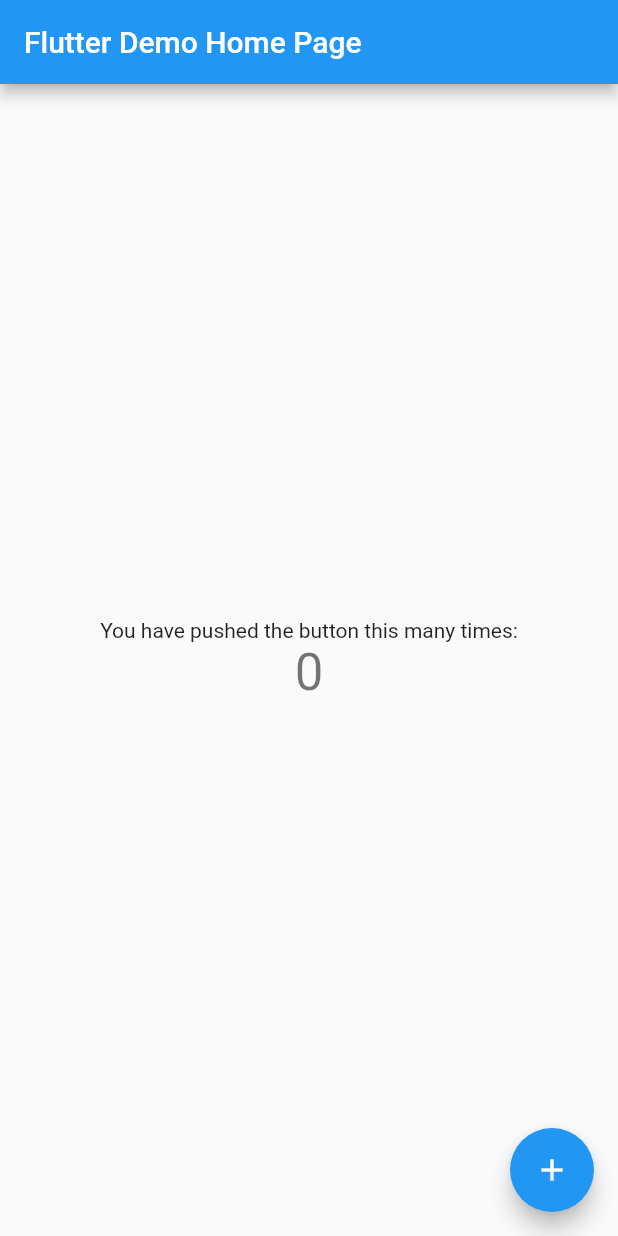
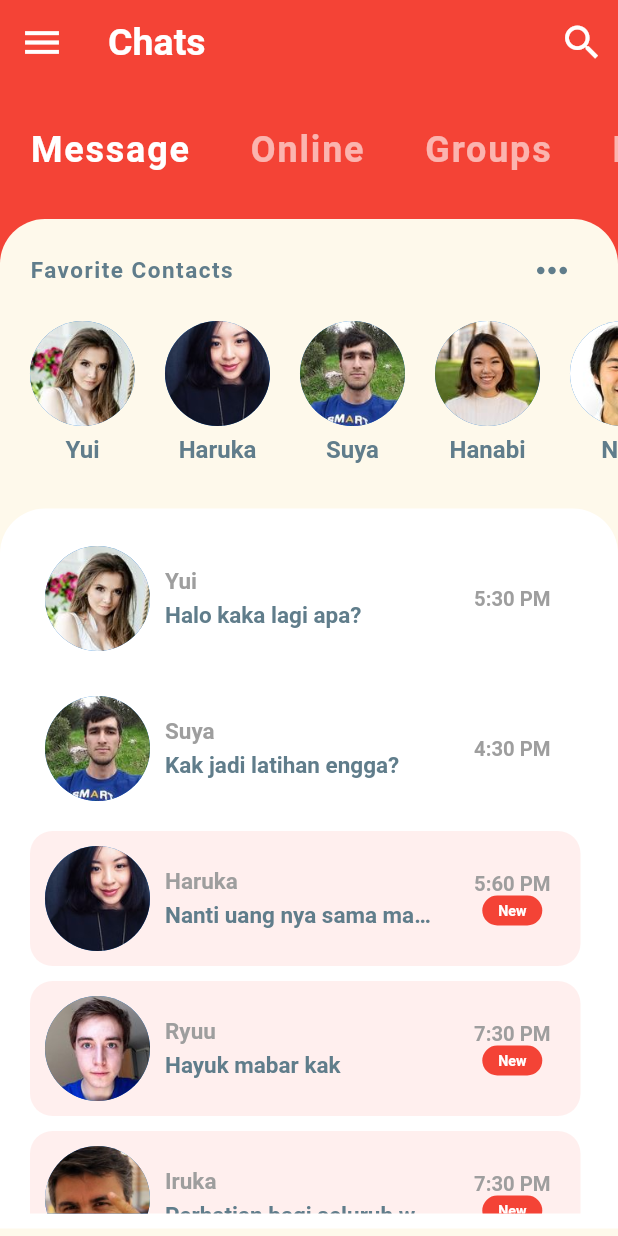
Before and after one commit to BeyKun/flutter-chat-ui, a Flutter app: the screen it shows after launch, on a phone screen of 412 x 824 dp. Run offline on Flutter 3.47's test engine with Material 2 defaults, Android fonts, the phone set to English and light mode, and no system bars.

Commit message:
add home page

```diff
--- a/lib/main.dart
+++ b/lib/main.dart
@@ -1,111 +1,19 @@
 import 'package:flutter/material.dart';
+import 'package:flutter_chat/screens/home.dart';
 
 void main() => runApp(MyApp());
 
 class MyApp extends StatelessWidget {
-  // This widget is the root of your application.
   @override
-  Widget build(BuildContext context) {
+  Widget build(BuildContext context){
     return MaterialApp(
-      title: 'Flutter Demo',
+      title: 'Flutter Chat',
+      debugShowCheckedModeBanner: false,
       theme: ThemeData(
-        // This is the theme of your application.
-        //
-        // Try running your application with "flutter run". You'll see the
-        // application has a blue toolbar. Then, without quitting the app, try
-        // changing the primarySwatch below to Colors.green and then invoke
-        // "hot reload" (press "r" in the console where you ran "flutter run",
-        // or simply save your changes to "hot reload" in a Flutter IDE).
-        // Notice that the counter didn't reset back to zero; the application
-        // is not restarted.
-        primarySwatch: Colors.blue,
+        primaryColor: Colors.red,
+        accentColor: Color(0xFFFEF9EB)
       ),
-      home: MyHomePage(title: 'Flutter Demo Home Page'),
+      home: HomeScreen()
     );
   }
 }
-
-class MyHomePage extends StatefulWidget {
-  MyHomePage({Key key, this.title}) : super(key: key);
-
-  // This widget is the home page of your application. It is stateful, meaning
-  // that it has a State object (defined below) that contains fields that affect
-  // how it looks.
-
-  // This class is the configuration for the state. It holds the values (in this
-  // case the title) provided by the parent (in this case the App widget) and
-  // used by the build method of the State. Fields in a Widget subclass are
-  // always marked "final".
-
-  final String title;
-
-  @override
-  _MyHomePageState createState() => _MyHomePageState();
-}
-
-class _MyHomePageState extends State<MyHomePage> {
-  int _counter = 0;
-
-  void _incrementCounter() {
-    setState(() {
-      // This call to setState tells the Flutter framework that something has
-      // changed in this State, which causes it to rerun the build method below
-      // so that the display can reflect the updated values. If we changed
-      // _counter without calling setState(), then the build method would not be
-      // called again, and so nothing would appear to happen.
-      _counter++;
-    });
-  }
-
-  @override
-  Widget build(BuildContext context) {
-    // This method is rerun every time setState is called, for instance as done
-    // by the _incrementCounter method above.
-    //
-    // The Flutter framework has been optimized to make rerunning build methods
-    // fast, so that you can just rebuild anything that needs updating rather
-    // than having to individually change instances of widgets.
-    return Scaffold(
-      appBar: AppBar(
-        // Here we take the value from the MyHomePage object that was created by
-        // the App.build method, and use it to set our appbar title.
-        title: Text(widget.title),
-      ),
-      body: Center(
-        // Center is a layout widget. It takes a single child and positions it
-        // in the middle of the parent.
-        child: Column(
-          // Column is also a layout widget. It takes a list of children and
-          // arranges them vertically. By default, it sizes itself to fit its
-          // children horizontally, and tries to be as tall as its parent.
-          //
-          // Invoke "debug painting" (press "p" in the console, choose the
-          // "Toggle Debug Paint" action from the Flutter Inspector in Android
-          // Studio, or the "Toggle Debug Paint" command in Visual Studio Code)
-          // to see the wireframe for each widget.
-          //
-          // Column has various properties to control how it sizes itself and
-          // how it positions its children. Here we use mainAxisAlignment to
-          // center the children vertically; the main axis here is the vertical
-          // axis because Columns are vertical (the cross axis would be
-          // horizontal).
-          mainAxisAlignment: MainAxisAlignment.center,
-          children: <Widget>[
-            Text(
-              'You have pushed the button this many times:',
-            ),
-            Text(
-              '$_counter',
-              style: Theme.of(context).textTheme.display1,
-            ),
-          ],
-        ),
-      ),
-      floatingActionButton: FloatingActionButton(
-        onPressed: _incrementCounter,
-        tooltip: 'Increment',
-        child: Icon(Icons.add),
-      ), // This trailing comma makes auto-formatting nicer for build methods.
-    );
-  }
-}
--- /dev/null
+++ b/lib/models/message_model.dart
@@ -0,0 +1,102 @@
+import 'package:flutter_chat/models/user_model.dart';
+
+class Message {
+  final User sender;
+  final String time;
+  final String text;
+  final bool isLiked;
+  final bool unread;
+
+  Message({this.sender, this.time, this.text, this.isLiked, this.unread});
+
+}
+
+final User currentUser = User(id: 0, name: 'Sena', imageUrl: 'assets/images/sena.jpg');
+final User yui = User(id: 1, name: 'Yui', imageUrl: 'assets/images/yui.jpg');
+final User ryuu = User(id: 2, name: 'Ryuu', imageUrl: 'assets/images/ryuu.jpg');
+final User suya = User(id: 3, name: 'Suya', imageUrl: 'assets/images/suya.jpg');
+final User haruka = User(id: 4, name: 'Haruka', imageUrl: 'assets/images/haruka.jpg');
+final User neji = User(id: 4, name: 'Neji', imageUrl: 'assets/images/neji.jpg');
+final User hanabi = User(id: 4, name: 'Hanabi', imageUrl: 'assets/images/hanabi.jpg');
+final User iruka = User(id: 4, name: 'Iruka', imageUrl: 'assets/images/iruka.jpg');
+
+//Favorite Contacts
+List<User> favorites = [yui, haruka, suya, hanabi, neji, iruka];
+
+// Example chats on home screen
+List<Message> chats = [
+  Message(
+    sender: yui,
+    time: '5:30 PM',
+    text: "Halo kaka lagi apa?",
+    isLiked: false,
+    unread: false
+  ),
+  Message(
+    sender: suya,
+    time: '4:30 PM',
+    text: "Kak jadi latihan engga?",
+    isLiked: false,
+    unread: false
+  ),
+  Message(
+    sender: haruka,
+    time: '5:60 PM',
+    text: "Nanti uang nya sama mamah",
+    isLiked: true,
+    unread: true
+  ),
+  Message(
+    sender: ryuu,
+    time: '7:30 PM',
+    text: "Hayuk mabar kak",
+    isLiked: false,
+    unread: true
+  ),
+  Message(
+    sender: iruka,
+    time: '7:30 PM',
+    text: "Perhatian bagi seluruh warga agar ikut kerja bakti",
+    isLiked: false,
+    unread: true
+  )
+];
+
+// Example chats in chat screen
+List<Message> messages = [
+  Message(
+    sender: yui,
+    time: '5:30 PM',
+    text: "Mamah kemana?",
+    isLiked: false,
+    unread: false
+  ),
+  Message(
+    sender: suya,
+    time: '5:35 PM',
+    text: "Engga tau kak",
+    isLiked: false,
+    unread: false
+  ),
+  Message(
+    sender: currentUser,
+    time: '5:36 PM',
+    text: "Mungkin nanti pada saatnya mamah pulang",
+    isLiked: false,
+    unread: true
+  ),
+  Message(
+    sender: haruka,
+    time: '5:36 PM',
+    text: "Kangen sama mamah :(",
+    isLiked: false,
+    unread: true
+  ),
+  Message(
+    sender: ryuu,
+    time: '7:30 PM',
+    text: "Mudah-mudahan mamah cepet pulang :')",
+    isLiked: false,
+    unread: true
+  )
+];
--- /dev/null
+++ b/lib/models/user_model.dart
@@ -0,0 +1,8 @@
+class User {
+  final int id;
+  final String name;
+  final String imageUrl;
+
+  User({this.id, this.name, this.imageUrl});
+
+}
--- /dev/null
+++ b/lib/screens/home.dart
@@ -0,0 +1,66 @@
+import 'package:flutter/material.dart';
+import 'package:flutter_chat/models/message_model.dart';
+import 'package:flutter_chat/widgets/category_selector.dart';
+import 'package:flutter_chat/widgets/favorite_contacts.dart';
+import 'package:flutter_chat/widgets/recent_chats.dart';
+
+class HomeScreen extends StatefulWidget {
+  @override
+  _HomeScreenState createState() => _HomeScreenState();
+}
+
+class _HomeScreenState extends State<HomeScreen> {
+  @override
+  Widget build(BuildContext context) {
+    return Scaffold(
+      backgroundColor: Theme.of(context).primaryColor,
+      appBar: AppBar(
+        leading: IconButton(
+          icon: Icon(Icons.menu),
+          iconSize: 30.0,
+          color: Colors.white,
+          onPressed: () {},
+        ),
+        title: Text(
+          'Chats',
+          style: TextStyle(
+            fontSize: 25.0,
+            fontWeight: FontWeight.bold
+          ),
+        ),
+        elevation: 0.0,
+        actions: <Widget>[
+          IconButton(
+            icon: Icon(Icons.search),
+            iconSize: 30.0,
+            color: Colors.white,
+            onPressed: () {},
+          ),
+        ],
+      ),
+      body: Column(
+        children: <Widget>[
+          CategorySelector(),
+          Expanded(
+            child: Container(
+            height: 500.0,
+            decoration: BoxDecoration(
+              color: Theme.of(context).accentColor,
+              borderRadius: BorderRadius.only(
+                topLeft: Radius.circular(30.0),
+                topRight: Radius.circular(30.0)
+              )
+            ),
+            child: Column(
+              children: <Widget>[
+               FavoriteContacts(),
+               RecentChats()
+              ],
+            ),
+          ),
+          )
+        ],
+      ),
+    );
+  }
+}
--- /dev/null
+++ b/lib/widgets/category_selector.dart
@@ -0,0 +1,50 @@
+import 'package:flutter/material.dart';
+
+class CategorySelector extends StatefulWidget {
+  @override
+  _CategorySelectorState createState() => _CategorySelectorState();
+}
+
+class _CategorySelectorState extends State<CategorySelector> {
+
+  int selectedIndex = 0;
+  final List<String> categories = ['Message', 'Online', 'Groups', 'Requests'];
+
+  @override
+  Widget build(BuildContext context) {
+    return Container(
+        height: 90.0,
+        color: Theme.of(context).primaryColor,
+        child: ListView.builder(
+          scrollDirection: Axis.horizontal,
+          itemCount: categories.length,
+          itemBuilder: (BuildContext context, int index){
+            return GestureDetector(
+              onTap: () {
+                setState(() {
+                   selectedIndex = index;
+                });
+              },
+              child: Padding(
+                  padding: EdgeInsets.symmetric(
+                    horizontal: 20.0,
+                    vertical: 30.0,
+                  ),
+                  child: Text(
+                    categories[index],
+                    style: TextStyle(
+                      color: index == selectedIndex ? Colors.white : Colors.white60,
+                      fontSize: 24.0,
+                      fontWeight: FontWeight.bold,
+                      letterSpacing: 1.2
+                    ),
+                  ),
+                ),
+            );
+
+
+          },
+        ),
+    );
+  }
+}
--- /dev/null
+++ b/lib/widgets/favorite_contacts.dart
@@ -0,0 +1,72 @@
+import 'package:flutter/material.dart';
+import 'package:flutter_chat/models/message_model.dart';
+
+class FavoriteContacts extends StatelessWidget {
+  @override
+  Widget build(BuildContext context) {
+    return Padding(
+      padding: EdgeInsets.symmetric(vertical: 10.0),
+      child: Column(
+        children: <Widget>[
+          Padding(
+            padding: EdgeInsets.symmetric(
+              horizontal: 20.0
+            ),
+            child: Row(
+              mainAxisAlignment: MainAxisAlignment.spaceBetween,
+              children: <Widget>[
+                Text(
+                  'Favorite Contacts',
+                  style: TextStyle(
+                    color: Colors.blueGrey,
+                    fontSize: 15.0,
+                    fontWeight: FontWeight.bold,
+                    letterSpacing: 1.0
+                  ),
+                ),
+                IconButton(
+                  icon: Icon(Icons.more_horiz),
+                  iconSize: 30.0,
+                  color: Colors.blueGrey,
+                  onPressed: () {},
+                )
+              ],
+            ),
+          ),
+          Container(
+            height: 120.0,
+            child: ListView.builder(
+              padding: EdgeInsets.only(left: 10.0),
+              scrollDirection: Axis.horizontal,
+              itemCount: favorites.length,
+              itemBuilder: (BuildContext context, int index) {
+                return Padding(
+                  padding: EdgeInsets.all(10.0),
+                  child: Column(
+                    children: <Widget>[
+                      CircleAvatar(
+                        radius: 35.0,
+                        backgroundImage: AssetImage(favorites[index].imageUrl),
+                      ),
+                      SizedBox(
+                        height: 6.0,
+                      ),
+                      Text(
+                        favorites[index].name,
+                        style: TextStyle(
+                          color: Colors.blueGrey,
+                          fontSize: 16.0,
+                          fontWeight: FontWeight.w600
+                        ),
+                      ),
+                    ],
+                  ),
+                );
+              },
+            ),
+          )
+        ],
+      ),
+    );
+  }
+}
--- /dev/null
+++ b/lib/widgets/recent_chats.dart
@@ -0,0 +1,114 @@
+import 'package:flutter/material.dart';
+import 'package:flutter_chat/models/message_model.dart';
+
+class RecentChats extends StatelessWidget {
+  @override
+  Widget build(BuildContext context) {
+    return Expanded(
+      child: Container(
+        margin: EdgeInsets.only(top: 5.0, bottom: 5.0),
+        padding: EdgeInsets.symmetric(horizontal: 20.0, vertical: 10.0),
+        decoration: BoxDecoration(
+           color: Colors.white,
+           borderRadius: BorderRadius.only(
+           topLeft: Radius.circular(30.0),
+           topRight: Radius.circular(30.0)
+         )
+       ),
+       child: ClipRRect(
+         borderRadius: BorderRadius.only(
+           topLeft: Radius.circular(30.0),
+           topRight: Radius.circular(30.0)
+         ),
+         child: ListView.builder(
+           itemCount: chats.length,
+           itemBuilder: (BuildContext context, int index){
+             final chat = chats[index];
+             return Container(
+               margin: EdgeInsets.only(top: 5.0, bottom: 5.0, right: 5.0),
+               padding: EdgeInsets.symmetric(horizontal: 10.0, vertical: 10.0),
+               decoration: BoxDecoration(
+                 color: chat.unread ? Color(0xFFFFEFEE) : Colors.white,
+                 borderRadius:BorderRadius.circular(15)
+               ),
+               child: Row(
+                 mainAxisAlignment: MainAxisAlignment.spaceBetween,
+                 children: <Widget>[
+                   Row(
+                     children: <Widget>[
+                       CircleAvatar(
+                         radius: 35.0,
+                         backgroundImage: AssetImage(chat.sender.imageUrl),
+                       ),
+                       SizedBox(width: 10.0),
+                       Column(
+                         crossAxisAlignment: CrossAxisAlignment.start,
+                         children: <Widget>[
+                           Text(
+                             chat.sender.name,
+                             style: TextStyle(
+                               color: Colors.grey,
+                               fontSize: 15.0,
+                               fontWeight: FontWeight.bold
+                             ),
+                           ),
+                          SizedBox(height: 5.0),
+                          Container(
+                            width: MediaQuery.of(context).size.width * 0.45 ,
+                            child: Text(
+                               chat.text,
+                               style: TextStyle(
+                                 color: Colors.blueGrey,
+                                 fontSize: 15.0,
+                                 fontWeight: FontWeight.w600
+                               ),
+                               overflow: TextOverflow.ellipsis,
+                             ),
+                          ),
+                         ],
+                       ),
+                     ],
+                   ),
+                   Padding(
+                     padding: const EdgeInsets.only(right: 10.0),
+                     child: Column(
+                       children: <Widget>[
+                         Text(
+                           chat.time,
+                           style: TextStyle(
+                             color: Colors.grey,
+                             fontSize: 13.5,
+                             fontWeight: FontWeight.bold
+                           ),
+                         ),
+                         chat.unread ?
+                         Container(
+                           width: 40.0,
+                           height: 20.0,
+                           decoration: BoxDecoration(
+                             color: Theme.of(context).primaryColor,
+                             borderRadius: BorderRadius.circular(30)
+                           ),
+                           alignment: Alignment.center,
+                           child: Text(
+                             'New',
+                              style: TextStyle(
+                                color: Colors.white,
+                                fontSize: 9.5,
+                                fontWeight: FontWeight.bold
+                              ),
+                           )
+                        ) : SizedBox.shrink()
+                       ],
+                     ),
+                   )
+                 ],
+               ),
+             );
+           },
+         ),
+       ),
+      ),
+    );
+  }
+}
--- a/pubspec.yaml
+++ b/pubspec.yaml
@@ -41,7 +41,8 @@ flutter:
   uses-material-design: true
 
   # To add assets to your application, add an assets section, like this:
-  # assets:
+  assets:
+     - assets/images/
   #  - images/a_dot_burr.jpeg
   #  - images/a_dot_ham.jpeg
 
```
Also changed, not shown: assets/images/hanabi.jpg (added), assets/images/haruka.jpg (added), assets/images/iruka.jpg (added), assets/images/neji.jpg (added), assets/images/ryuu.jpg (added), assets/images/sena.jpg (added), assets/images/suya.jpg (added), assets/images/yui.jpg (added).
